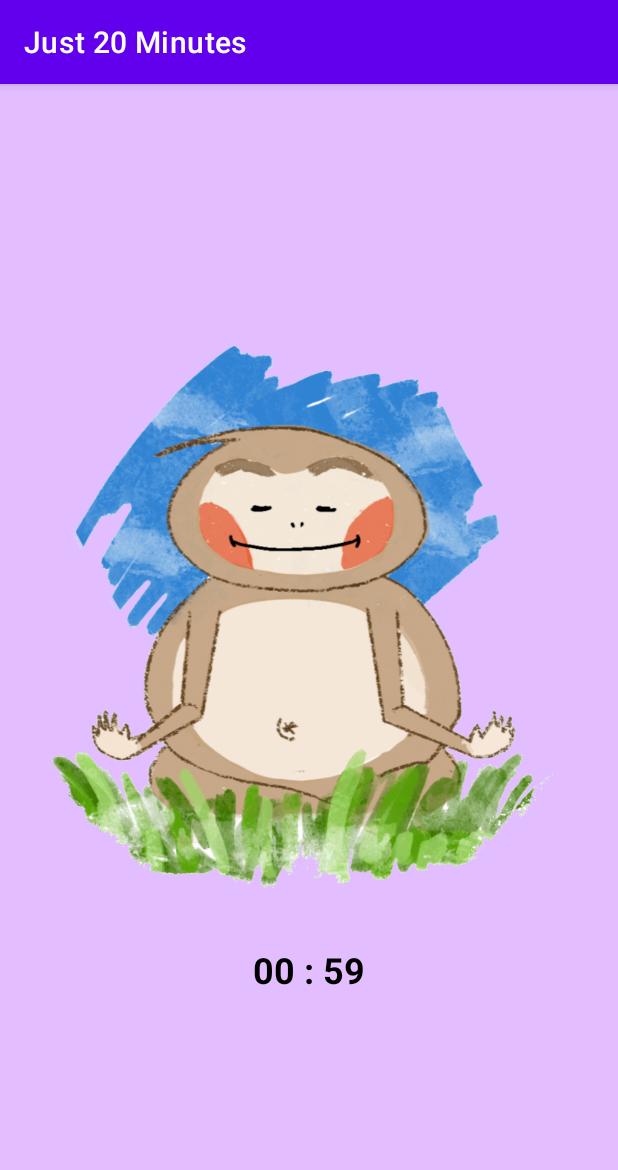
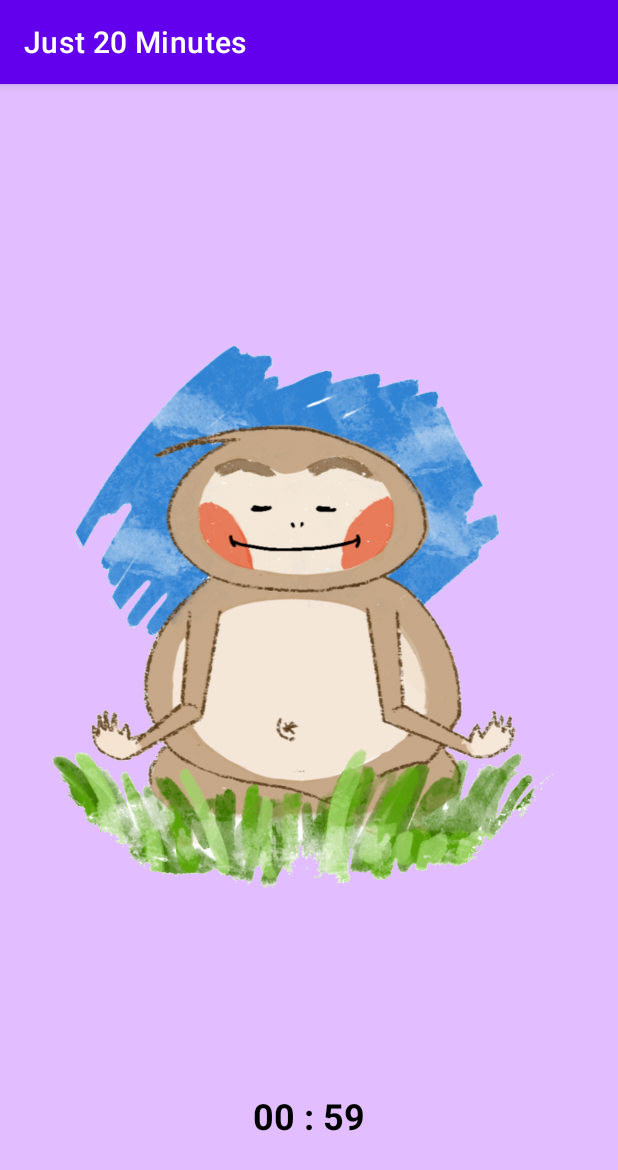
Before and after one commit to sc71/Just20Minutes-1, an Android app: the SixtySeconds screen opened directly, with no data from a screen before it, after a tap on "START THE TIMER!", on a phone screen of 412 x 824 dp. Shown: the top 1170 px of the screen. Run offline under Robolectric (Android 15) with nearby library versions, the phone set to English and light mode, and no system bars.

Commit message:
made timer for sixty seconds visible

```diff
--- a/app/src/main/res/layout/activity_sixty_seconds.xml
+++ b/app/src/main/res/layout/activity_sixty_seconds.xml
@@ -4,15 +4,15 @@
     xmlns:tools="http://schemas.android.com/tools"
     android:layout_width="match_parent"
     android:layout_height="match_parent"
-    tools:context=".SixtySeconds"
-    android:background="@color/purple">
+    android:background="@color/purple"
+    tools:context=".SixtySeconds">
 
     <TextView
         android:id="@+id/text_view"
         android:layout_width="wrap_content"
         android:layout_height="wrap_content"
         android:layout_centerInParent="true"
-        android:layout_marginBottom="161dp"
+        android:layout_marginBottom="64dp"
         android:gravity="center"
         android:textColor="@color/black"
         android:textSize="24sp"
```
